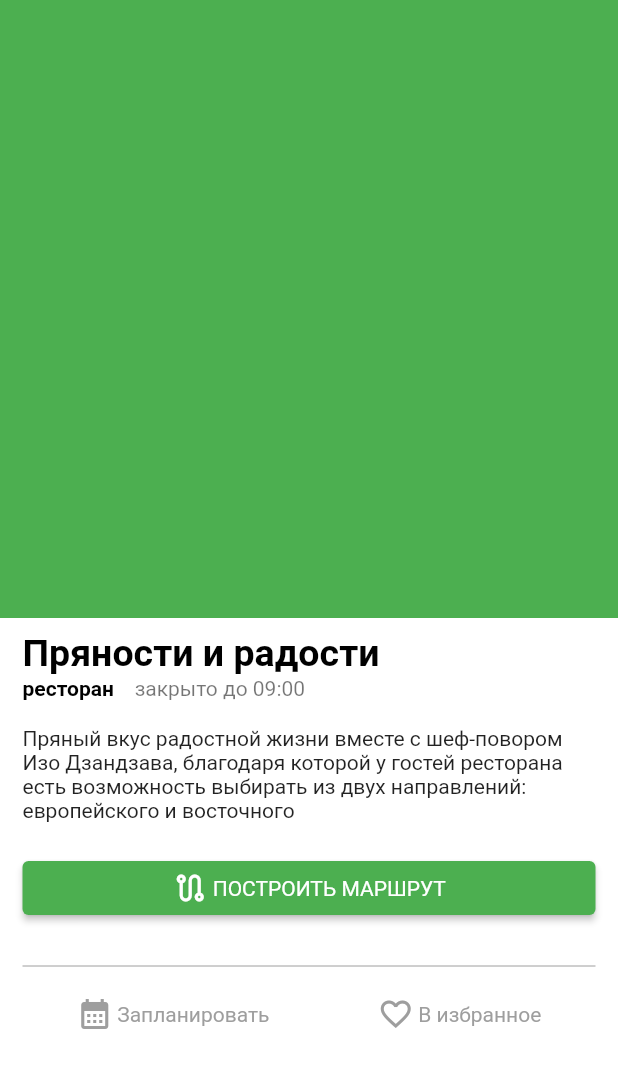
After one commit to Voitekhov/surf_flutter_course_voytehov, a Flutter app: the SightDetails screen opened directly, on a phone screen of 412 x 824 dp. The commit adds this screen. Shown: the top 1068 px of the screen. Run offline on Flutter 3.47's test engine with Material 2 defaults, Android fonts, the phone set to English and light mode, and no system bars; network calls fail; statements that could not run were skipped.

Commit message:
hw4.6 add SightDetails screen with mock data

```diff
--- a/lib/ui/res/text_style_templates.dart
+++ b/lib/ui/res/text_style_templates.dart
@@ -20,4 +20,19 @@ class TextStyleTemplates {
     fontFamily: 'Robot',
     color: Colors.white,
   );
+
+  static const blackBoldText = TextStyle(
+    fontWeight: FontWeight.bold,
+    color: Colors.black,
+    fontFamily: 'Roboto',
+  );
+
+  static const title = TextStyle(
+    color: Colors.black,
+    fontWeight: FontWeight.bold,
+    fontSize: 25,
+    fontFamily: 'Roboto',
+  );
+
+  static const robotoFamily = TextStyle(fontFamily: 'Roboto');
 }
--- /dev/null
+++ b/lib/ui/screen/SightDetails.dart
@@ -0,0 +1,142 @@
+import 'package:flutter/material.dart';
+import 'package:places/ui/res/app_colors.dart';
+import 'package:places/ui/res/text_style_templates.dart';
+
+class SightDetails extends StatelessWidget {
+  static const EdgeInsets _paddingLR = EdgeInsets.only(left: 15, right: 15);
+  static const EdgeInsets _paddingInButtonElement =
+      EdgeInsets.only(left: 1.5, right: 1.5);
+
+  SightDetails({Key? key}) : super(key: key);
+
+  final ButtonStyle _buttonStyle = ElevatedButton.styleFrom(
+    primary: Colors.white,
+    onPrimary: Colors.grey,
+    elevation: 0,
+  );
+
+  @override
+  Widget build(BuildContext context) {
+    return Scaffold(
+      backgroundColor: AppColors.backgroundColor,
+      body: Column(
+        children: [
+          Expanded(
+            child: Container(
+              color: Colors.green,
+            ),
+          ),
+          Expanded(
+            child: Padding(
+              padding: _paddingLR,
+              child: Column(
+                children: [
+                  ListTile(
+                    contentPadding: const EdgeInsets.all(0),
+                    title: const Text(
+                      'Пряности и радости',
+                      style: TextStyleTemplates.title,
+                    ),
+                    subtitle: Row(
+                      children: const [
+                        Text(
+                          'ресторан',
+                          style: TextStyleTemplates.blackBoldText,
+                        ),
+                        Spacer(
+                          flex: 1,
+                        ),
+                        Text(
+                          'закрыто до 09:00',
+                          style: TextStyleTemplates.robotoFamily,
+                        ),
+                        Spacer(flex: 14),
+                      ],
+                    ),
+                  ),
+                  const Text(
+                    'Пряный вкус радостной жизни вместе с шеф-повором Изо Дзандзава,'
+                    ' благодаря которой у гостей ресторана есть возможность выбирать из двух направлений:'
+                    ' европейского и восточного',
+                    style: TextStyleTemplates.robotoFamily,
+                  ),
+                  Padding(
+                    padding: const EdgeInsets.only(top: 20, bottom: 20),
+                    child: ElevatedButton(
+                      style: ElevatedButton.styleFrom(
+                        primary: Colors.green,
+                      ),
+                      onPressed: () {},
+                      child: Row(
+                        mainAxisAlignment: MainAxisAlignment.center,
+                        mainAxisSize: MainAxisSize.max,
+                        children: const [
+                          Padding(
+                            padding: _paddingInButtonElement,
+                            child: Icon(Icons.route_outlined),
+                          ),
+                          Padding(
+                            padding: _paddingInButtonElement,
+                            child: Text(
+                              'ПОСТРОИТЬ МАРШРУТ',
+                              style: TextStyleTemplates.robotoFamily,
+                            ),
+                          ),
+                        ],
+                      ),
+                    ),
+                  ),
+                  const Divider(color: Colors.grey),
+                  Row(
+                    mainAxisSize: MainAxisSize.max,
+                    mainAxisAlignment: MainAxisAlignment.spaceAround,
+                    children: [
+                      ElevatedButton(
+                        style: _buttonStyle,
+                        onPressed: () {},
+                        child: Row(
+                          children: const [
+                            Padding(
+                              padding: _paddingInButtonElement,
+                              child: Icon(Icons.calendar_month),
+                            ),
+                            Padding(
+                              padding: _paddingInButtonElement,
+                              child: Text(
+                                'Запланировать',
+                                style: TextStyleTemplates.robotoFamily,
+                              ),
+                            ),
+                          ],
+                        ),
+                      ),
+                      ElevatedButton(
+                        style: _buttonStyle,
+                        onPressed: () {},
+                        child: Row(
+                          children: const [
+                            Padding(
+                              padding: _paddingInButtonElement,
+                              child: Icon(Icons.favorite_border),
+                            ),
+                            Padding(
+                              padding: _paddingInButtonElement,
+                              child: Text(
+                                'В избранное',
+                                style: TextStyleTemplates.robotoFamily,
+                              ),
+                            ),
+                          ],
+                        ),
+                      ),
+                    ],
+                  ),
+                ],
+              ),
+            ),
+          ),
+        ],
+      ),
+    );
+  }
+}
```
